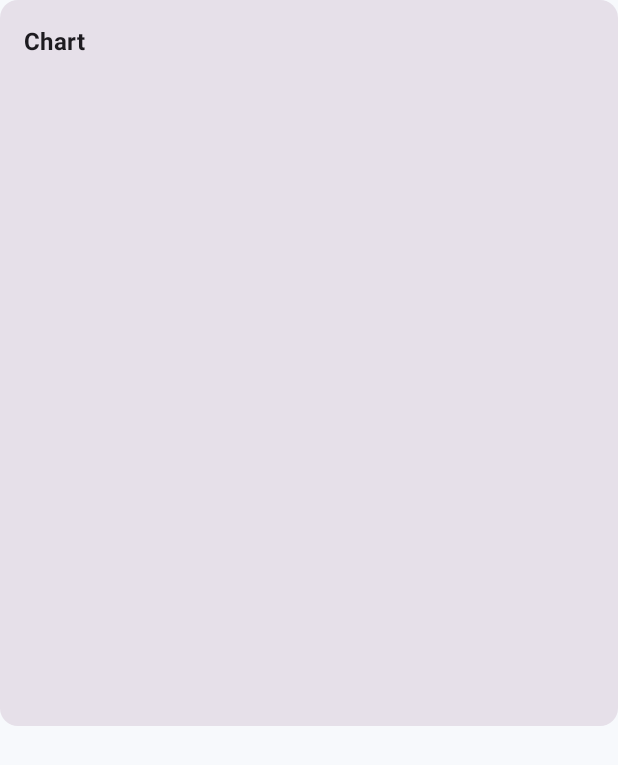
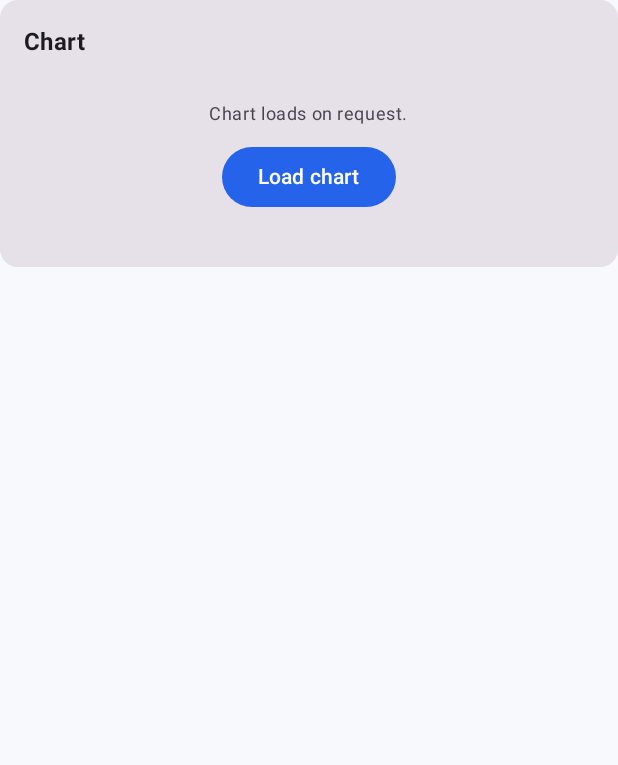
Before and after one commit to kira0514-ops/kids-exercise-app, an Android app built with Jetpack Compose: the composable ChartSection called with empty values, on a phone screen of 412 x 824 dp. Shown: the top 765 px of the screen. Run offline under Robolectric (Android 15) with nearby library versions, the phone set to English and light mode, and no system bars; pictures from the network do not load.

Commit message:
Make the chart load on request instead of automatically
Three targeted WebView fixes (runCatching around construction, an
availability precheck, overriding onRenderProcessGone) haven't stopped the
reported crash, which means either there's a WebView failure mode still
unaccounted for, or the crash isn't WebView-related at all — and there's no
way to tell which from here without a stack trace, which the in-app crash
reporter hasn't caught either.

Rather than keep guessing at WebView specifically, make it optional: the
detail screen no longer creates the WebView at all until the user taps
"Load chart". This means the rest of the report — fundamentals, technicals,
conviction score, sector comparison, asymmetry, narrative, none of which
touch WebView — works regardless of whatever's wrong on the affected
device. It also isolates the diagnosis cleanly: if the crash now only
happens after tapping "Load chart", that confirms WebView; if it still
crashes before that button is ever touched, WebView is definitively ruled
out and the bug is elsewhere.

```diff
--- a/app/src/main/java/com/kira/stockscope/ui/detail/StockDetailScreen.kt
+++ b/app/src/main/java/com/kira/stockscope/ui/detail/StockDetailScreen.kt
@@ -32,6 +32,9 @@ import androidx.compose.material3.TopAppBar
 import androidx.compose.runtime.Composable
 import androidx.compose.runtime.collectAsState
 import androidx.compose.runtime.getValue
+import androidx.compose.runtime.mutableStateOf
+import androidx.compose.runtime.remember
+import androidx.compose.runtime.setValue
 import androidx.compose.ui.Alignment
 import androidx.compose.ui.Modifier
 import androidx.compose.ui.platform.LocalUriHandler
@@ -158,8 +161,28 @@ private fun HeaderSection(report: StockReport) {
 
 @Composable
 private fun ChartSection(symbol: String) {
+    // The chart WebView loads only on request rather than automatically: if it's
+    // ever the thing going wrong on a given device, the rest of the report (which
+    // has nothing to do with WebView) stays usable regardless, instead of the
+    // whole screen riding on whether an embedded browser engine behaves.
+    var showChart by remember(symbol) { mutableStateOf(false) }
     SectionCard(title = "Chart") {
-        TradingViewChartCard(symbol = symbol, darkTheme = isSystemInDarkTheme())
+        if (showChart) {
+            TradingViewChartCard(symbol = symbol, darkTheme = isSystemInDarkTheme())
+        } else {
+            Column(
+                modifier = Modifier.fillMaxWidth().padding(vertical = 20.dp),
+                horizontalAlignment = Alignment.CenterHorizontally
+            ) {
+                Text(
+                    "Chart loads on request.",
+                    style = MaterialTheme.typography.bodySmall,
+                    color = MaterialTheme.colorScheme.onSurfaceVariant
+                )
+                Spacer(Modifier.size(10.dp))
+                Button(onClick = { showChart = true }) { Text("Load chart") }
+            }
+        }
     }
 }
 
```
